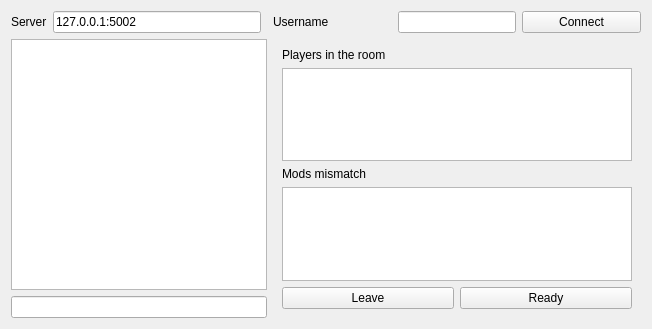
vcmi/vcmi, file launcher/lobby/lobby_moc.ui: the form before one commit.
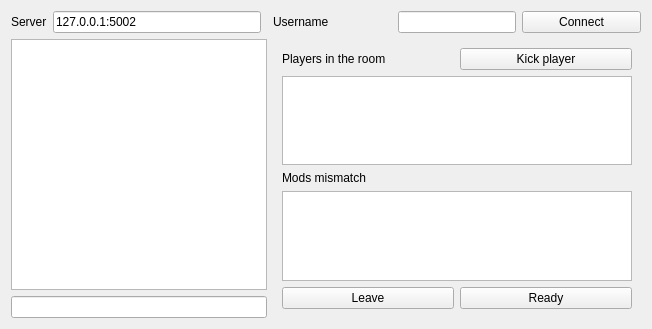
The form after the commit. The open tabs and pages were chosen to show the change.

The edit to the form file:
```diff
--- a/launcher/lobby/lobby_moc.ui
+++ b/launcher/lobby/lobby_moc.ui
@@ -147,14 +147,28 @@
      </widget>
      <widget class="QWidget" name="roomPage">
       <layout class="QGridLayout" name="gridLayout_3">
-       <item row="4" column="0">
+       <item row="5" column="1">
+        <widget class="QPushButton" name="buttonReady">
+         <property name="text">
+          <string>Ready</string>
+         </property>
+        </widget>
+       </item>
+       <item row="3" column="0">
+        <widget class="QLabel" name="label_5">
+         <property name="text">
+          <string>Mods mismatch</string>
+         </property>
+        </widget>
+       </item>
+       <item row="5" column="0">
         <widget class="QPushButton" name="buttonLeave">
          <property name="text">
           <string>Leave</string>
          </property>
         </widget>
        </item>
-       <item row="3" column="0" colspan="2">
+       <item row="4" column="0" colspan="2">
         <widget class="QListWidget" name="modsList">
          <property name="editTriggers">
           <set>QAbstractItemView::NoEditTriggers</set>
@@ -164,7 +178,7 @@
          </property>
         </widget>
        </item>
-       <item row="1" column="0" colspan="2">
+       <item row="2" column="0" colspan="2">
         <widget class="QListWidget" name="playersList">
          <property name="editTriggers">
           <set>QAbstractItemView::NoEditTriggers</set>
@@ -174,27 +188,20 @@
          </property>
         </widget>
        </item>
-       <item row="4" column="1">
-        <widget class="QPushButton" name="buttonReady">
+       <item row="1" column="1">
+        <widget class="QPushButton" name="kickButton">
          <property name="text">
-          <string>Ready</string>
+          <string>Kick player</string>
          </property>
         </widget>
        </item>
-       <item row="0" column="0" colspan="2">
+       <item row="1" column="0">
         <widget class="QLabel" name="label_3">
          <property name="text">
           <string>Players in the room</string>
          </property>
         </widget>
        </item>
-       <item row="2" column="0">
-        <widget class="QLabel" name="label_5">
-         <property name="text">
-          <string>Mods mismatch</string>
-         </property>
-        </widget>
-       </item>
       </layout>
      </widget>
     </widget>
```
Left out of the diff: 5 changed lines with no effect on the pictures.
